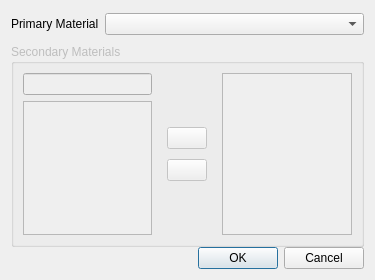
First picture: the form in baramFlow/view/setup/cell_zone_conditions/materials_selector_dialog.ui, repository nextfoam/baram, before the edit.
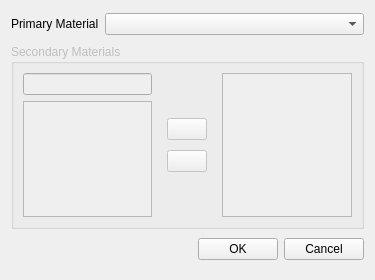
Second picture: the form after the edit. Icons and pictures are not drawn.

Diff of the .ui file:
```diff
--- a/baramFlow/view/setup/cell_zone_conditions/materials_selector_dialog.ui
+++ b/baramFlow/view/setup/cell_zone_conditions/materials_selector_dialog.ui
@@ -147,13 +147,39 @@
     </widget>
    </item>
    <item>
-    <widget class="QDialogButtonBox" name="buttonBox">
-     <property name="orientation">
-      <enum>Qt::Horizontal</enum>
-     </property>
-     <property name="standardButtons">
-      <set>QDialogButtonBox::Cancel|QDialogButtonBox::Ok</set>
-     </property>
+    <widget class="QWidget" name="widget_5" native="true">
+     <layout class="QHBoxLayout" name="horizontalLayout_4">
+      <property name="rightMargin">
+       <number>0</number>
+      </property>
+      <item>
+       <spacer name="horizontalSpacer_3">
+        <property name="orientation">
+         <enum>Qt::Horizontal</enum>
+        </property>
+        <property name="sizeHint" stdset="0">
+         <size>
+          <width>208</width>
+          <height>20</height>
+         </size>
+        </property>
+       </spacer>
+      </item>
+      <item>
+       <widget class="QPushButton" name="ok">
+        <property name="text">
+         <string>OK</string>
+        </property>
+       </widget>
+      </item>
+      <item>
+       <widget class="QPushButton" name="cancel">
+        <property name="text">
+         <string>Cancel</string>
+        </property>
+       </widget>
+      </item>
+     </layout>
     </widget>
    </item>
   </layout>
```
Left out of the diff: 28 changed lines with no effect on the pictures.
